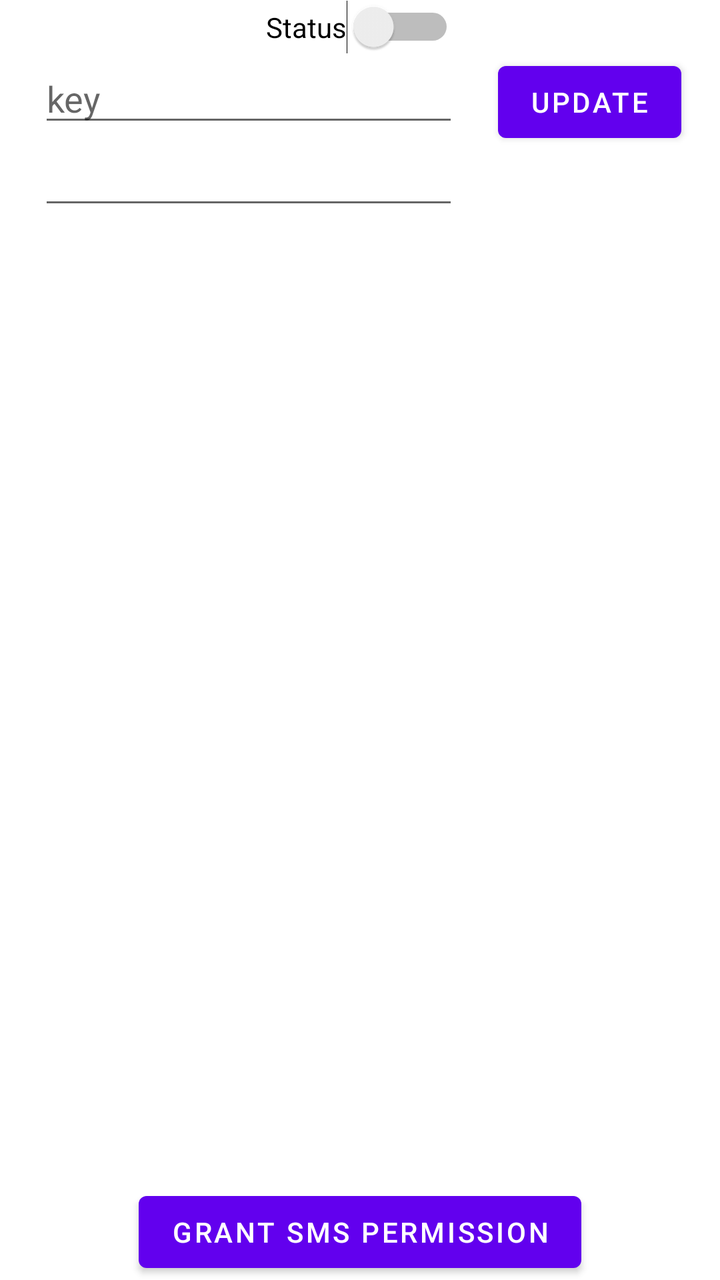
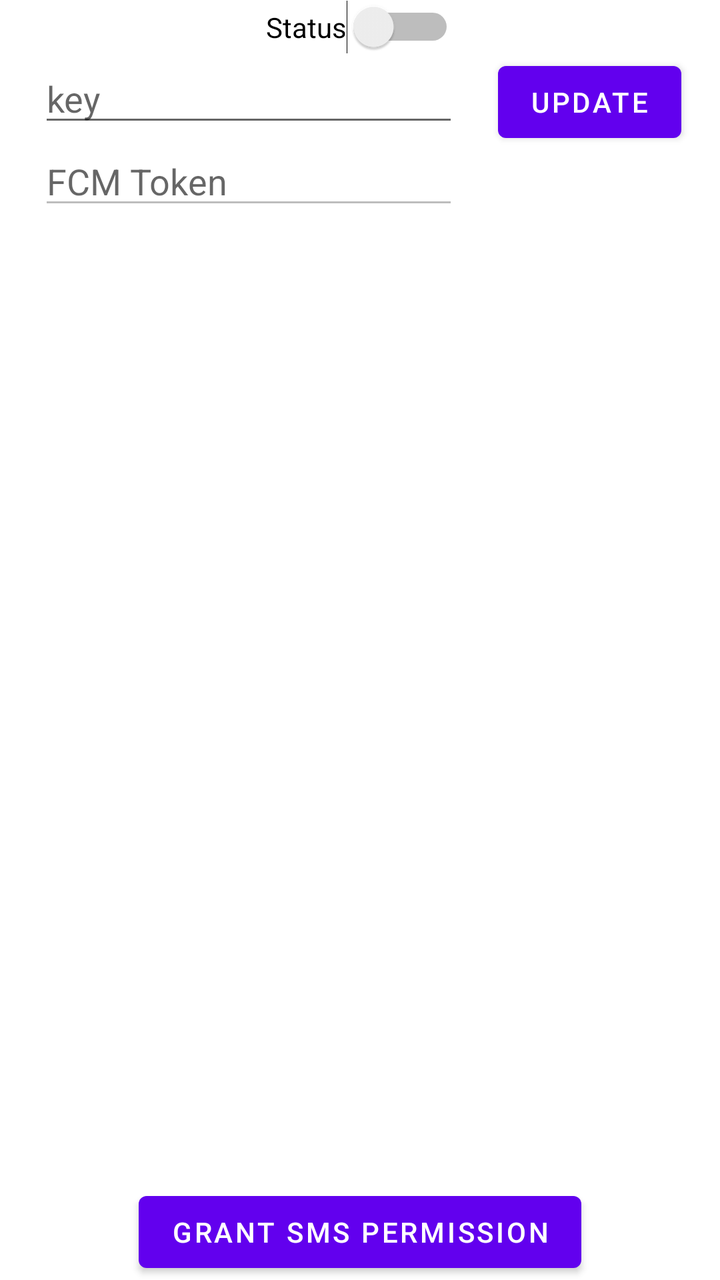

Screens rendered from an Android XML layout before and after an edit, with the pre-edit source and the edit as a unified diff.
<!-- AndroidManifest.xml: application theme Theme.SMSGateway -->
<!-- res/layout/activity_main.xml -->
<?xml version="1.0" encoding="utf-8"?>
<androidx.constraintlayout.widget.ConstraintLayout xmlns:android="http://schemas.android.com/apk/res/android"
    xmlns:app="http://schemas.android.com/apk/res-auto"
    xmlns:tools="http://schemas.android.com/tools"
    android:layout_width="match_parent"
    android:layout_height="match_parent"
    tools:context=".activities.MainActivity">

    <Switch
        android:id="@+id/gatewaySwitch"
        android:layout_width="wrap_content"
        android:layout_height="wrap_content"
        android:text="Status"
        app:layout_constraintEnd_toEndOf="parent"
        app:layout_constraintStart_toStartOf="parent"
        app:layout_constraintTop_toTopOf="parent" />

    <EditText
        android:id="@+id/gatewayKeyEditText"
        android:layout_width="wrap_content"
        android:layout_height="wrap_content"
        android:ems="10"
        android:hint="key"
        android:inputType="text"
        app:layout_constraintEnd_toStartOf="@+id/updateKeyButton"
        app:layout_constraintStart_toStartOf="parent"
        app:layout_constraintTop_toBottomOf="@+id/gatewaySwitch" />

    <Button
        android:id="@+id/updateKeyButton"
        android:layout_width="wrap_content"
        android:layout_height="wrap_content"
        android:text="Update"
        app:layout_constraintEnd_toEndOf="parent"
        app:layout_constraintStart_toEndOf="@+id/gatewayKeyEditText"
        app:layout_constraintTop_toBottomOf="@+id/gatewaySwitch" />

    <Button
        android:id="@+id/grantSMSPermissionBtn"
        android:layout_width="wrap_content"
        android:layout_height="wrap_content"
        android:text="Grant SMS Permission"
        app:layout_constraintBottom_toBottomOf="parent"
        app:layout_constraintEnd_toEndOf="parent"
        app:layout_constraintStart_toStartOf="parent" />

    <EditText
        android:id="@+id/fcmTokenEditText"
        android:layout_width="wrap_content"
        android:layout_height="wrap_content"
        android:ems="10"
        android:gravity="start|top"
        android:inputType="textMultiLine"
        app:layout_constraintEnd_toEndOf="@+id/gatewayKeyEditText"
        app:layout_constraintStart_toStartOf="@+id/gatewayKeyEditText"
        app:layout_constraintTop_toBottomOf="@+id/gatewayKeyEditText" />

    <ScrollView
        android:layout_width="409dp"
        android:layout_height="606dp"
        app:layout_constraintBottom_toTopOf="@+id/grantSMSPermissionBtn"
        app:layout_constraintEnd_toEndOf="parent"
        app:layout_constraintStart_toStartOf="parent"
        app:layout_constraintTop_toBottomOf="@+id/fcmTokenEditText">

        <LinearLayout
            android:layout_width="match_parent"
            android:layout_height="wrap_content"
            android:orientation="vertical"></LinearLayout>
    </ScrollView>


</androidx.constraintlayout.widget.ConstraintLayout>
<!-- resources referenced by this layout -->
<resources>
  <style name="Theme.SMSGateway" parent="Theme.MaterialComponents.DayNight.DarkActionBar">
          
          <item name="colorPrimary">@color/purple_500</item>
          <item name="colorPrimaryVariant">@color/purple_700</item>
          <item name="colorOnPrimary">@color/white</item>
          
          <item name="colorSecondary">@color/teal_200</item>
          <item name="colorSecondaryVariant">@color/teal_700</item>
          <item name="colorOnSecondary">@color/black</item>
          
          <item name="android:statusBarColor" tools:targetApi="l">?attr/colorPrimaryVariant</item>
          
      </style>
  <color name="purple_500">#FF6200EE</color>
  <color name="purple_700">#FF3700B3</color>
  <color name="white">#FFFFFFFF</color>
  <color name="teal_200">#FF03DAC5</color>
  <color name="teal_700">#FF018786</color>
  <color name="black">#FF000000</color>
</resources>

<!-- the commit's change to res/layout/activity_main.xml (unified diff, before → after) -->
@@ -51,6 +51,8 @@
         android:ems="10"
         android:gravity="start|top"
         android:inputType="textMultiLine"
+        android:enabled="false"
+        android:hint="FCM Token"
         app:layout_constraintEnd_toEndOf="@+id/gatewayKeyEditText"
         app:layout_constraintStart_toStartOf="@+id/gatewayKeyEditText"
         app:layout_constraintTop_toBottomOf="@+id/gatewayKeyEditText" />
